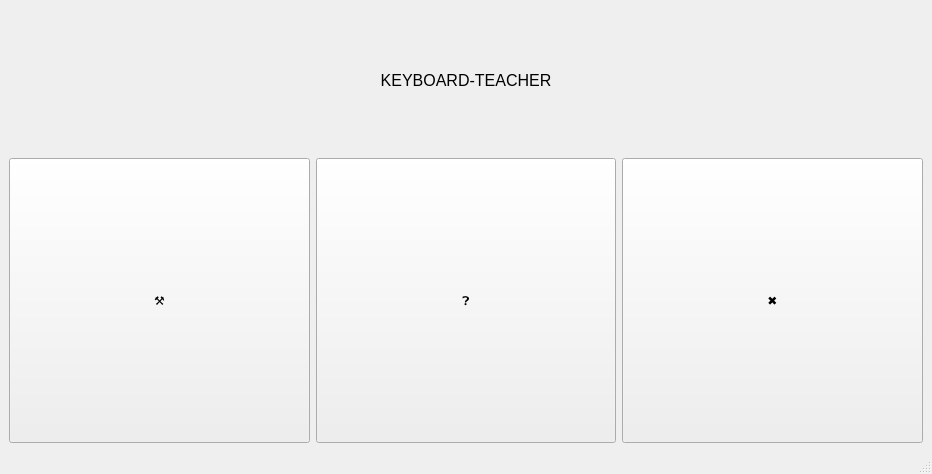
The window that mainwindow.ui (MikeTsvirkunov/RGR_Practica) describes before a commit, drawn with Qt 5.
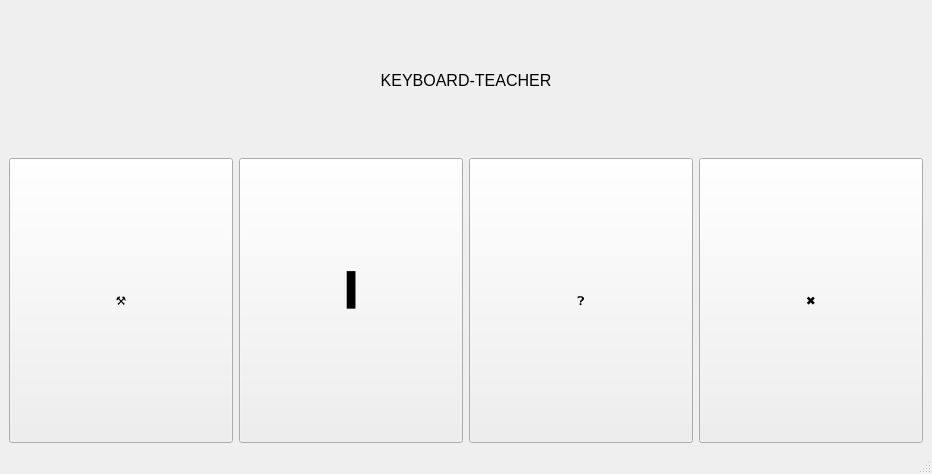
The same window after the commit.

Diff of the .ui file:
```diff
--- a/mainwindow.ui
+++ b/mainwindow.ui
@@ -46,6 +46,24 @@
         </property>
        </widget>
       </item>
+      <item>
+       <widget class="QPushButton" name="pushButton">
+        <property name="sizePolicy">
+         <sizepolicy hsizetype="Minimum" vsizetype="Preferred">
+          <horstretch>0</horstretch>
+          <verstretch>0</verstretch>
+         </sizepolicy>
+        </property>
+        <property name="font">
+         <font>
+          <pointsize>72</pointsize>
+         </font>
+        </property>
+        <property name="text">
+         <string></string>
+        </property>
+       </widget>
+      </item>
       <item>
        <widget class="QPushButton" name="InfoButton">
         <property name="sizePolicy">
```
